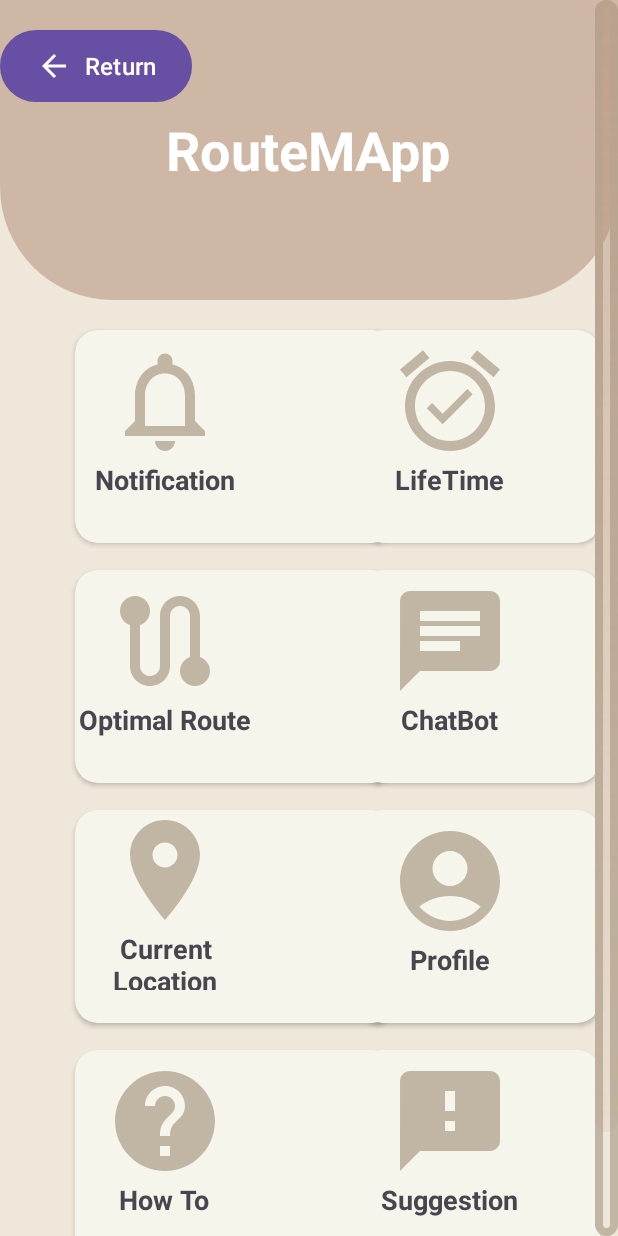
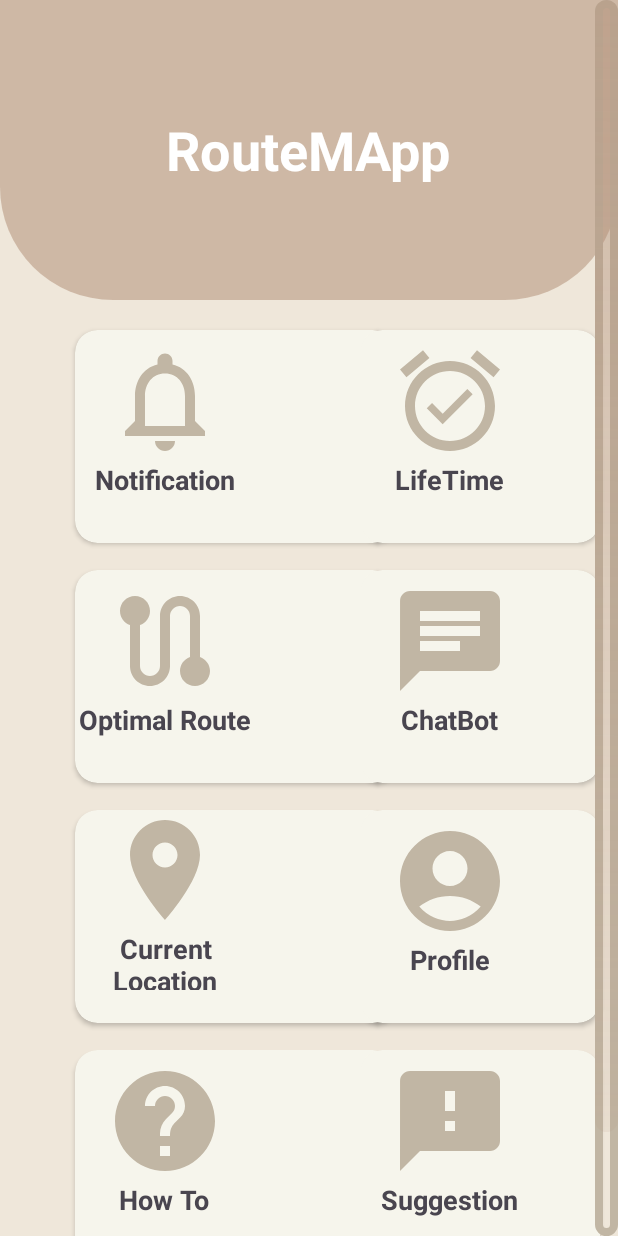
Before and after one commit to NurbanuCanbaz/Navigation_desktop, an Android app: the Dashboard screen opened directly, with no data from a screen before it, on a phone screen of 412 x 824 dp. Run offline under Robolectric (Android 15) with nearby library versions, the phone set to English and light mode, and no system bars.

Commit message:
uı commit

```diff
--- a/app/src/main/java/com/project/navigation/Dashboard.java
+++ b/app/src/main/java/com/project/navigation/Dashboard.java
@@ -21,13 +21,11 @@ import com.project.navigation.activities.SignInActivity;
 public class Dashboard extends AppCompatActivity {
 
     private ImageView  Notification, LifeTime, OptimalRoute, ChatBot, CurrentLocation, Profile, Suggestion, HowTo;
-    private Button Return;
     @Override
     protected void onCreate(Bundle savedInstanceState) {
         super.onCreate(savedInstanceState);
         setContentView(R.layout.activity_dashboard);
 
-        Return = (Button) findViewById(R.id.Return);
         Notification = (ImageView) findViewById(R.id.Notification);
         LifeTime = (ImageView) findViewById(R.id.LifeTime);
         OptimalRoute = (ImageView) findViewById(R.id.OptimalRoute);
@@ -156,18 +154,7 @@ public class Dashboard extends AppCompatActivity {
             }
         });
 
-        Return.setOnClickListener(new View.OnClickListener() {
-            @Override
-            public void onClick(View view) {
 
-                Intent intentReturn = new Intent(Dashboard.this, SignInActivity.class);
-                startActivity(intentReturn);
-                finish();
-                return;
-
-
-            }
-        });
 
 
 
--- a/app/src/main/res/layout/activity_dashboard.xml
+++ b/app/src/main/res/layout/activity_dashboard.xml
@@ -21,20 +21,7 @@
             android:layout_height="200dp"
             android:background="@drawable/bg_view"
             />
-        <Button
-            android:id="@+id/Return"
-            android:layout_width="128dp"
-            android:layout_height="48dp"
-            android:layout_gravity="start|center"
-            android:background="@drawable/rectangular_graybackgraund"
-            android:drawableLeft="@drawable/arrow_back_24"
-            android:text="Return"
-            android:textColor="@color/white"
-            android:textSize="16dp"
-            tools:ignore="MissingConstraints"
-            tools:layout_editor_absoluteX="2dp"
-            tools:layout_editor_absoluteY="19dp"
-            android:layout_marginTop="20dp"/>
+
         <TextView
             android:id="@+id/textView3"
             android:layout_width="wrap_content"
--- a/app/src/main/res/values/strings.xml
+++ b/app/src/main/res/values/strings.xml
@@ -3,7 +3,7 @@
     <string name="mapbox_access_token">sk.eyJ1IjoibnVyYmFudWNhbmJheiIsImEiOiJjbHZpMzBwenoxN3ZjMmtwNXpoY2U4a29hIn0.aJOOvQlksuYh33YkSkIQIQ</string>
 
     <string name="name">Name</string>
-    <string name="welcome_back_to_routemapp">Welcome Back To RouteMApp</string>
+    <string name="welcome_back_to_routemapp">Welcome To RouteMApp</string>
     <string name="login_to_continue">Login To Continue</string>
     <string name="email">Email</string>
     <string name="password">Password</string>
```
